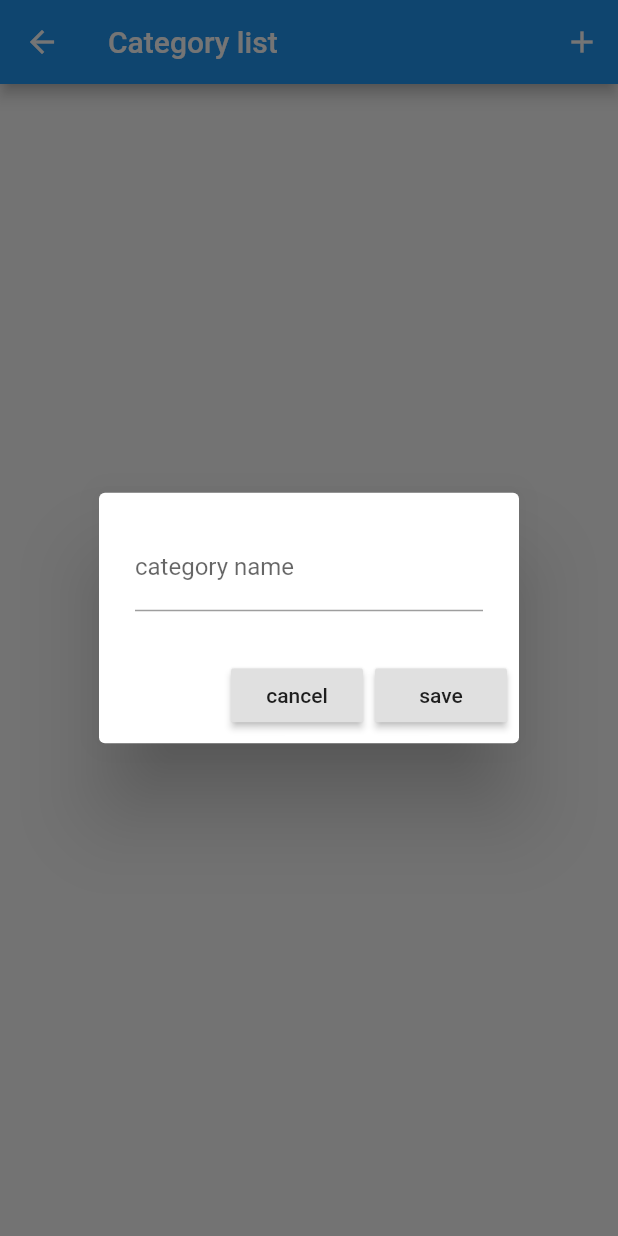
After one commit to zhangtasdq/InfoManager-flutter, a Flutter app: the CategoryListView screen opened by its route, after a tap on the "add" icon, on a phone screen of 412 x 824 dp. The commit adds this screen. Run offline on Flutter 3.47's test engine with Material 2 defaults, Android fonts, the phone set to English and light mode, and no system bars; our stand-ins replace flutter_redux, fluttertoast, redux, shared_preferences; missing offline and left inert: flutter_string_encryption; accounts and stored records are empty.

Commit message:
添加分类管理页面

```diff
--- a/lib/i18n/en.dart
+++ b/lib/i18n/en.dart
@@ -43,5 +43,10 @@ const Map<String, String> EN = {
     "backup_info_failed": "Backup failed",
     "setting": "Setting",
     "delete_file_when_password_error_more_than_5_times": "delete file when password error more than 5 times",
-    "input_password_error_more_than_max_count": "Enter the password error too many times, will delete file"
+    "input_password_error_more_than_max_count": "Enter the password error too many times, will delete file",
+    "delete_category": "Delete category",
+    "category_list": "Category list",
+    "category_is_empty": "category is empty",
+    "confirm_delete_category": "Confirm delete category",
+    "category_is_not_empty_can_not_delete": "category is not empty, can not delete"
 };
--- a/lib/i18n/zh.dart
+++ b/lib/i18n/zh.dart
@@ -43,6 +43,11 @@ const Map<String, String> ZH = {
     "backup_info_failed": "备份失败",
     "setting": "设置",
     "delete_file_when_password_error_more_than_5_times": "当密码错误超过5次删除文件",
-    "input_password_error_more_than_max_count": "密码错误次数太多,将删除密码文件"
+    "input_password_error_more_than_max_count": "密码错误次数太多,将删除密码文件",
+    "category_list": "分类列表",
+    "category_is_empty": "分类为空",
+    "delete_category": "删除分类",
+    "confirm_delete_category": "确认删除分类?",
+    "category_is_not_empty_can_not_delete": "分类不为空,不能删除"
 
 };
--- a/lib/store/app_actions.dart
+++ b/lib/store/app_actions.dart
@@ -53,6 +53,12 @@ class AddCategoryAction {
     AddCategoryAction(this.category);
 }
 
+class DeleteCategoryAction {
+    final Category category;
+
+    DeleteCategoryAction(this.category);
+}
+
 class SetUserInfoAction {
     final UserInfo userInfo;
 
--- a/lib/store/category_reducer.dart
+++ b/lib/store/category_reducer.dart
@@ -5,7 +5,8 @@ import "package:info_manager/model/category.dart";
 
 final categoryReducer = combineReducers<List<Category>>([
     new TypedReducer<List<Category>, SetCategoriesAction>(_setCategories),
-    new TypedReducer<List<Category>, AddCategoryAction>(_addCategory)
+    new TypedReducer<List<Category>, AddCategoryAction>(_addCategory),
+    new TypedReducer<List<Category>, DeleteCategoryAction>(_deleteCategory)
 ]);
 
 
@@ -16,3 +17,19 @@ List<Category> _setCategories(List<Category> categories, SetCategoriesAction act
 List<Category> _addCategory(List<Category> categories, AddCategoryAction action) {
     return new List.from(categories)..add(action.category);
 }
+
+List<Category> _deleteCategory(List<Category> categories, DeleteCategoryAction action) {
+    List<Category> copy = List.from(categories);
+    Category removeCategory;
+
+    for(int i = 0, j = copy.length; i < j; ++i) {
+        if (copy[i].id == action.category.id) {
+            removeCategory = copy[i];
+            break;
+        }
+    }
+
+    copy.remove(removeCategory);
+
+    return copy;
+}
--- /dev/null
+++ b/lib/views/category_list.dart
@@ -0,0 +1,175 @@
+import "package:flutter/material.dart";
+import "package:redux/redux.dart";
+import "package:flutter_redux/flutter_redux.dart";
+
+import "package:info_manager/model/category.dart";
+import "package:info_manager/store/app_state.dart";
+import "package:info_manager/store/app_actions.dart";
+import "package:info_manager/mixins/i18n_mixin.dart";
+import "package:info_manager/mixins/msg_mixin.dart";
+import "package:info_manager/util/uid.dart";
+
+typedef void AddCategoryActionType(Category category);
+
+class CategoryListView extends StatefulWidget {
+    _CategoryListViewState createState() => new _CategoryListViewState();
+}
+
+class _CategoryListViewState extends State<CategoryListView> with I18nMixin, MsgMixin {
+    @override
+    Widget build(BuildContext context) {
+        return new Scaffold(
+            appBar: new AppBar(
+                title: new Text(this.getI18nValue(context, "category_list")),
+                actions: <Widget>[
+                    new IconButton(
+                        icon: new Icon(Icons.add, color: Colors.white),
+                        onPressed: () => this.handleAddCategory(context)
+                    )
+                ],
+            ),
+            body: this.buildBody(context)
+        );
+    }
+
+    Widget buildBody(BuildContext context) {
+        return new StoreConnector<AppState, List<Category>>(
+            converter: (store) {
+                return store.state.categories;
+            },
+
+            builder: (context, categories) {
+                if (categories.length == 0) {
+                    return new Center(
+                        child: new Text(this.getI18nValue(context, "category_is_empty")),
+                    );
+                }
+
+                return new ListView.builder(
+                    itemCount: categories.length,
+                    itemBuilder: (context, i) {
+                        Category item = categories[i];
+
+                        return new ListTile(
+                            title: new Text(item.name),
+                            trailing: new IconButton(
+                                icon: new Icon(Icons.delete, color: Colors.red),
+                                onPressed: () => this.handleDeleteCategory(context, item)
+                            ),
+                        );
+                    }
+                );
+            },
+        );
+    }
+
+    Widget buildLoading(BuildContext context) {
+        return new Center(
+            child: new CircularProgressIndicator(),
+        );
+    }
+
+    void handleAddCategory(BuildContext context) {
+        GlobalKey<FormState> _formKey = new GlobalKey<FormState>();
+        String categoryName = "";
+
+        showDialog(
+            context: context,
+            builder: (BuildContext context) {
+                return new AlertDialog(
+                    content: new Form(
+                        key: _formKey,
+                        child: new TextFormField(
+                            decoration: new InputDecoration(
+                                labelText: this.getI18nValue(context, "category_name"),
+                                hintText: this.getI18nValue(context, "please_input_category_name")
+                            ),
+                            validator: (value) {
+                                if (value.isEmpty) {
+                                    return this.getI18nValue(context, "please_input_category_name");
+                                }
+                            },
+
+                            onSaved: (value) {
+                                categoryName = value;
+                            },
+                        )
+                    ),
+                    actions: <Widget>[
+                        new RaisedButton(
+                            onPressed: () {
+                                Navigator.of(context).pop();
+                            },
+                            child: new Text(
+                                this.getI18nValue(context, "cancel")
+                            ),
+                        ),
+                        new StoreConnector<AppState, AddCategoryActionType>(
+                            converter: (store) {
+                                return (Category category) {
+                                    store.dispatch(new AddCategoryAction(category));
+                                };
+                            },
+                            builder: (context, addCategoryAction) {
+                                return new RaisedButton(
+                                    onPressed: () {
+                                        if (_formKey.currentState.validate()) {
+                                            _formKey.currentState.save();
+                                            Category item = new Category(Uid.generateUid(), categoryName);
+
+                                            addCategoryAction(item);
+                                            Navigator.of(context).pop();
+                                        }
+                                    },
+                                    child: new Text(
+                                        this.getI18nValue(context, "save")
+                                    ),
+                                );
+
+                            },
+                        ),
+                    ],
+                );
+
+            }
+        );
+    }
+
+    void handleDeleteCategory(BuildContext context, Category category) {
+        BuildContext topContext = context;
+
+        showDialog(
+            context: context,
+            builder: (BuildContext context) {
+                return new AlertDialog(
+                    title: new Text(this.getI18nValue(context, "delete_category")),
+                    content: new Text(this.getI18nValue(context, "confirm_delete_category")),
+                    actions: <Widget>[
+                        new RaisedButton(
+                            child: new Text(this.getI18nValue(context, "cancel")),
+                            onPressed: () => Navigator.of(context).pop()
+                        ),
+                        new RaisedButton(
+                            child: new Text(this.getI18nValue(context, "confirm")),
+                            onPressed: () {
+                                Navigator.of(context).pop();
+                                this.executeDeleteCategory(topContext, category);
+                            }
+                        )
+                    ],
+                );
+            }
+        );
+    }
+
+    void executeDeleteCategory(BuildContext context, Category category) {
+        Store<AppState> store = this.getStore(context);
+        DeleteCategoryAction action = new DeleteCategoryAction(category);
+        store.dispatch(action);
+    }
+
+
+    Store<AppState> getStore(BuildContext context) {
+        return StoreProvider.of<AppState>(context);
+    }
+}
--- a/lib/views/login.dart
+++ b/lib/views/login.dart
@@ -14,12 +14,12 @@ import "package:info_manager/service/shared_preference_service.dart";
 
 typedef void SetPasswordActionType(String password);
 
-class LoginPage extends StatefulWidget {
+class LoginView extends StatefulWidget {
     @override
-    _LoginPageState createState() => new _LoginPageState();
+    _LoginViewState createState() => new _LoginViewState();
 }
 
-class _LoginPageState extends State<LoginPage> with I18nMixin {
+class _LoginViewState extends State<LoginView> with I18nMixin {
     String currentPassword;
     GlobalKey<FormState> _formKey = new GlobalKey<FormState>();
     int inputErrorCount = 0;
--- a/lib/views/setting.dart
+++ b/lib/views/setting.dart
@@ -3,13 +3,13 @@ import "package:info_manager/mixins/i18n_mixin.dart";
 import "package:info_manager/service/shared_preference_service.dart";
 
 
-class Setting extends StatefulWidget {
+class SettingView extends StatefulWidget {
     @override
-    _SettingState createState() => new _SettingState();
+    _SettingViewState createState() => new _SettingViewState();
 
 }
 
-class _SettingState extends State<Setting> with I18nMixin {
+class _SettingViewState extends State<SettingView> with I18nMixin {
     bool isEnableDeleteFile = false;
 
     @override
```
Also changed, not shown: lib/main.dart (+6 -4 lines), lib/views/info_edit.dart (+5 -5 lines), lib/views/info_list.dart (+36 -7 lines), lib/views/info_show.dart (+6 -6 lines).
